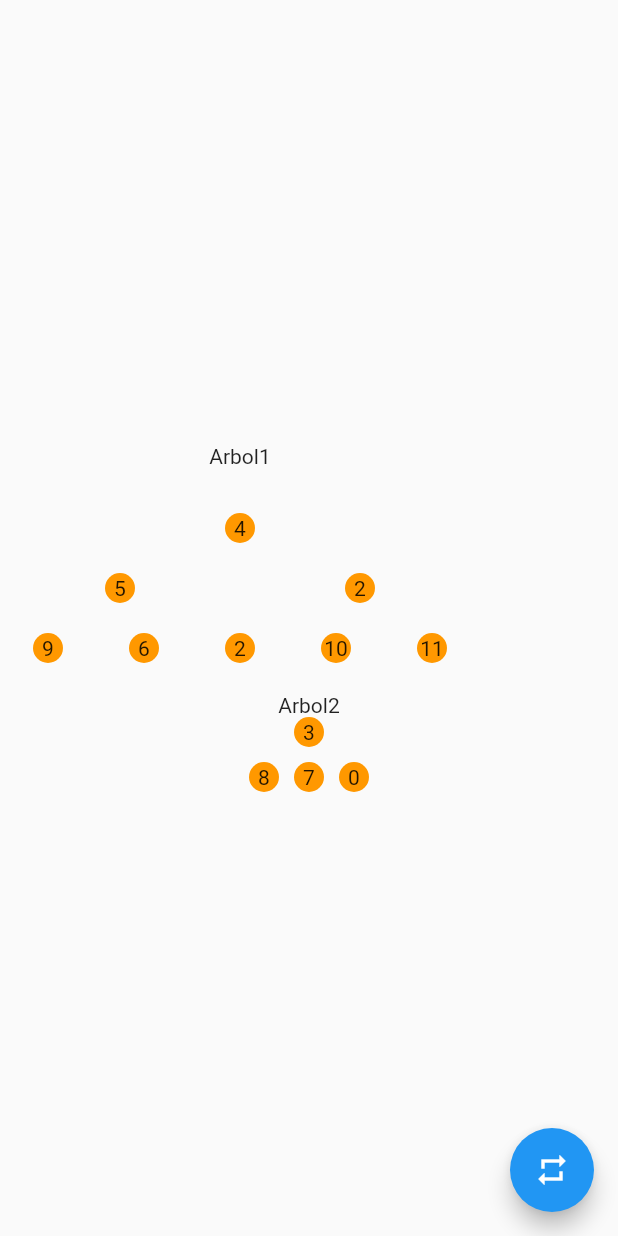
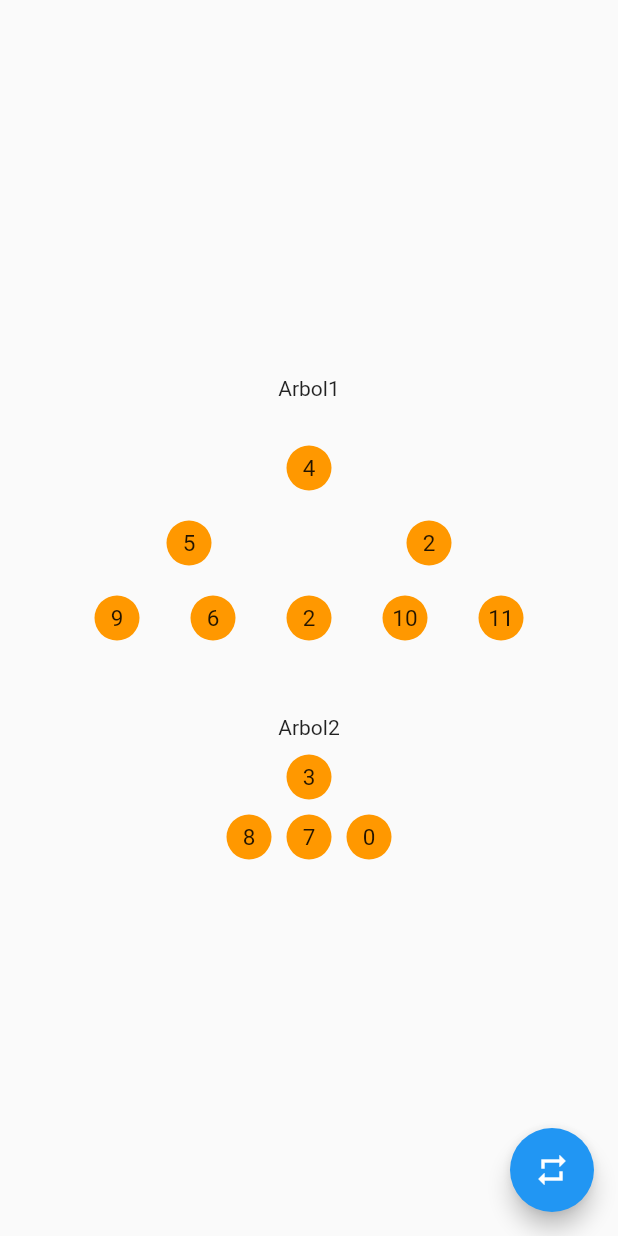
Before and after one commit to Jesus-Reyes/arboles-examen, a Flutter app: the screen it shows after launch, on a phone screen of 412 x 824 dp. Run offline on Flutter 3.47's test engine with Material 2 defaults, Android fonts, the light colour scheme and no system bars.

Commit message:
arboles centrados

```diff
--- a/lib/main.dart
+++ b/lib/main.dart
@@ -8,10 +8,6 @@ class MyApp extends StatelessWidget {
 
   @override
   Widget build(BuildContext context) {
-
-    return const MaterialApp(
-      title: 'Material App',
-      home: HomePage()
-    );
+    return const MaterialApp(debugShowCheckedModeBanner: false, title: 'Material App', home: HomePage());
   }
 }
--- a/lib/pages/home_page.dart
+++ b/lib/pages/home_page.dart
@@ -34,7 +34,7 @@ class _HomePageState extends State<HomePage> {
     });
     // Arbol 2
     print("Numeros Arbol 2 ");
-    three1.forEach((n) {
+    three2.forEach((n) {
       print(n);
     });
 
@@ -43,11 +43,11 @@ class _HomePageState extends State<HomePage> {
         mainAxisAlignment: MainAxisAlignment.center,
         children: [
           Row(
+            mainAxisAlignment: MainAxisAlignment.center,
             children: [
               SizedBox(
                 width: 320,
                 child: Column(
-                  // mainAxisAlignment: MainAxisAlignment.center,
                   children: [
                     Row(
                       mainAxisAlignment: MainAxisAlignment.center,
@@ -82,7 +82,7 @@ class _HomePageState extends State<HomePage> {
               ),
             ],
           ),
-          const SizedBox(height: 20),
+          const SizedBox(height: 50),
           Row(
             mainAxisAlignment: MainAxisAlignment.center,
             children: [
@@ -92,6 +92,7 @@ class _HomePageState extends State<HomePage> {
                     mainAxisAlignment: MainAxisAlignment.center,
                     children: const [Text("Arbol2")],
                   ),
+                  const SizedBox(height: 10),
                   Row(children: [CirclesContainer(num: three2[0])]),
                   const SizedBox(height: 10),
                   Row(
--- a/lib/widgets/circles.dart
+++ b/lib/widgets/circles.dart
@@ -6,14 +6,17 @@ class CirclesContainer extends StatelessWidget {
   @override
   Widget build(BuildContext context) {
     return Container(
-      width: 20.0,
-      height: 20.0,
+      width: 30.0,
+      height: 30.0,
       decoration: const BoxDecoration(
         color: Colors.orange,
         shape: BoxShape.circle,
       ),
       child: Center(
-        child: Text("$num"),
+        child: Text(
+          "$num",
+          style: const TextStyle(fontSize: 15),
+        ),
       ),
     );
   }
```
